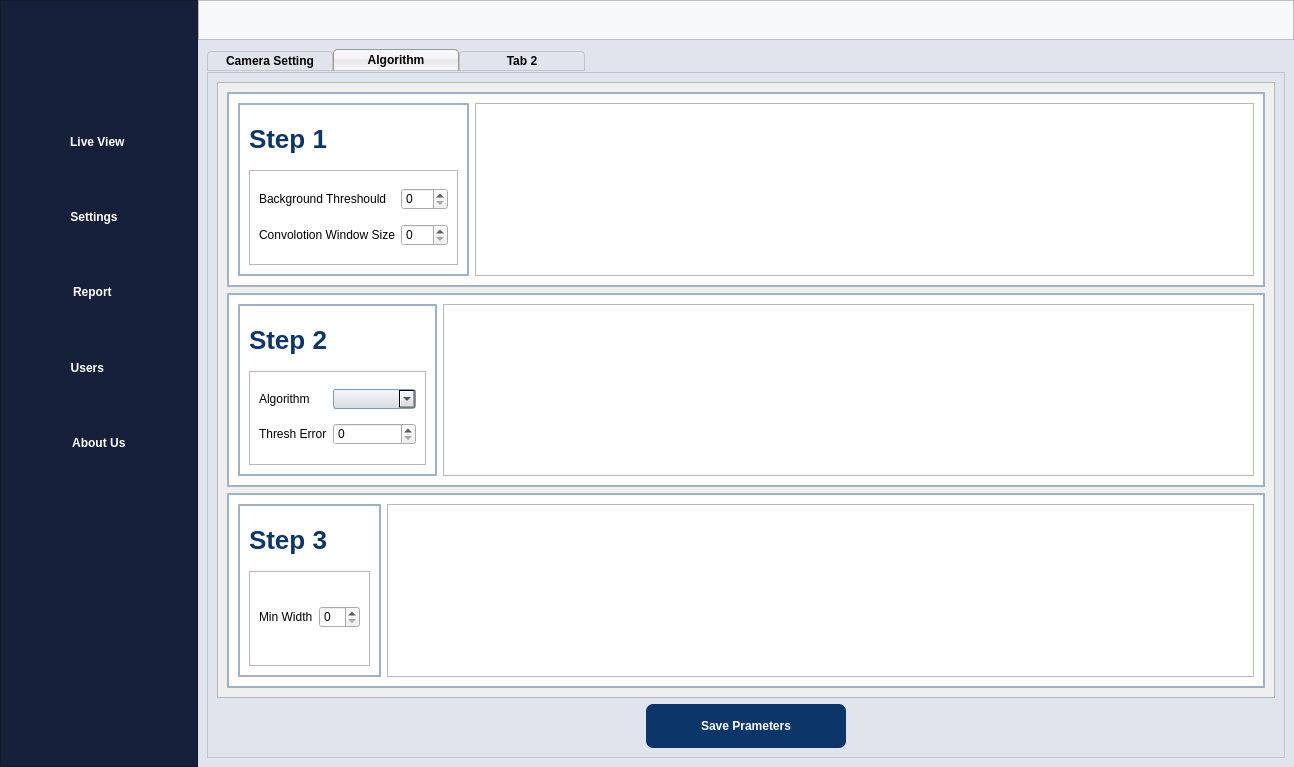
Above: UIFiles/main_UI.ui from DORSA-co/MSC_Conveyor before the change. Below: the same form after it.
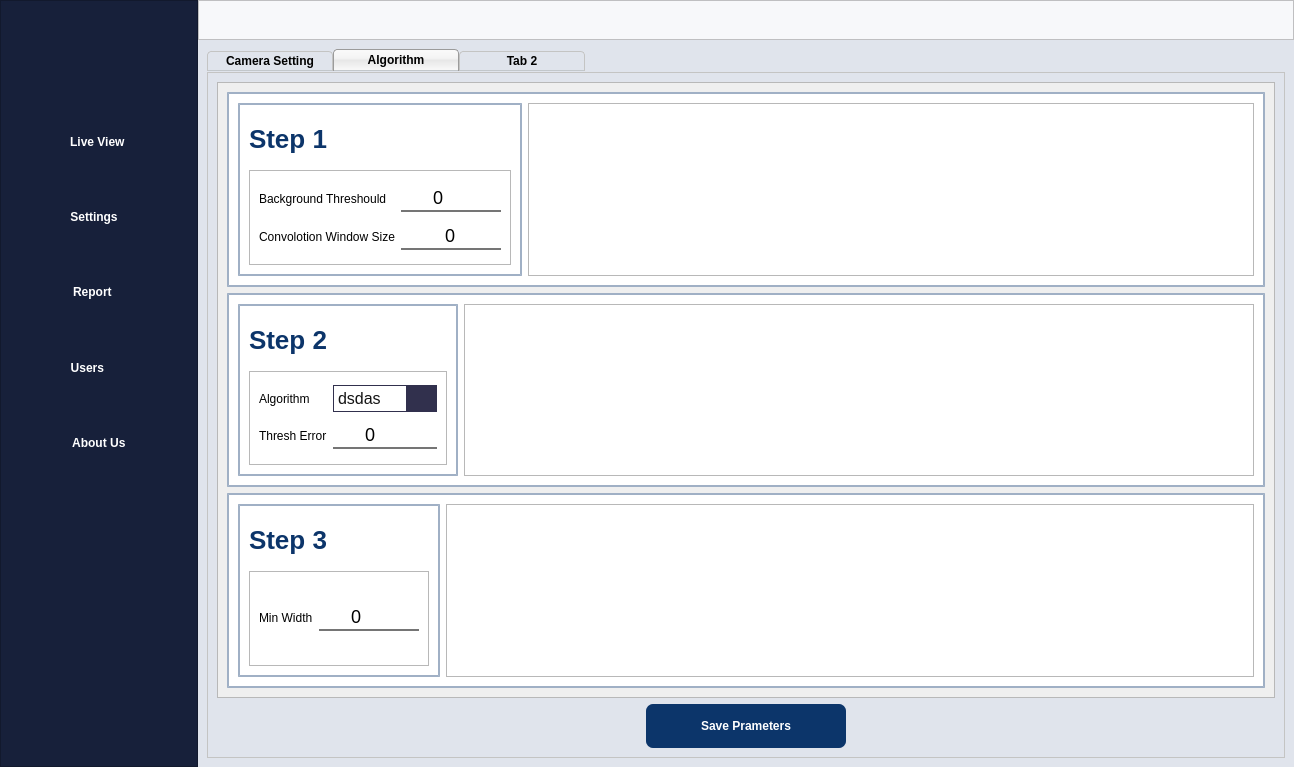
That is the form after the change. Icons and pictures are not drawn.

What changed in the file:
```diff
--- a/UIFiles/main_UI.ui
+++ b/UIFiles/main_UI.ui
@@ -14,8 +14,83 @@
    <string>MainWindow</string>
   </property>
   <widget class="QWidget" name="StyleSheet">
+   <property name="enabled">
+    <bool>true</bool>
+   </property>
    <property name="styleSheet">
-    <string notr="true">QTabWidget{
+    <string notr="true">QSpinBox, QDoubleSpinBox  
+{
+	border-bottom: 2px solid rgba(20, 20, 20, 150);
+	border-radius: None;
+	font-size: 18px;
+	min-height: 25px;
+	min-width: 70px;
+}
+
+QSpinBox:disabled ,
+QDoubleSpinBox:disabled 
+{
+	border: 2px solid rgba(182, 187, 196, 100);
+	color: rgba(182, 187, 196, 255);
+}
+
+QSpinBox::up-arrow, QDoubleSpinBox::up-arrow
+{   
+	image: url(:/general_icons/icons/general_icons/plus_icon_black.png);
+	width: 16px;
+	height: 16px;
+}
+
+QSpinBox::down-arrow ,  QDoubleSpinBox::down-arrow
+{   
+	image: url(:/general_icons/icons/general_icons/minus_icon_black.png);
+	width: 16px;
+	height: 16px;
+}
+
+QSpinBox::up-button
+{
+	border:none;
+    min-width:30px;
+    min-height: 29px;
+    subcontrol-origin: margin;
+    subcontrol-position: right;
+    top: 0px;
+    right: 0px;
+}
+
+QSpinBox::down-button
+{
+    min-width:30px;
+    min-height: 29px;
+    subcontrol-origin: margin;
+    subcontrol-position: left;
+    top: 0px;
+    right: 0px;
+}
+
+QSpinBox::up-button,
+QSpinBox::down-button,
+QDoubleSpinBox::up-button,
+QDoubleSpinBox::down-button   {
+	background-color: transparent;
+}
+
+QSpinBox::up-button:disabled ,
+QSpinBox::down-button:disabled ,
+QDoubleSpinBox::up-button:disabled ,
+QDoubleSpinBox::down-button:disabled    {
+    subcontrol-origin: border;
+	background-color: rgba(182, 187, 196, 100);
+}
+
+QSpinBox:focus, QDoubleSpinBox:focus{
+	background: #F0ECE5;
+}
+
+/************************************************************/
+
+QTabWidget{
     font-weight: bold;
 	border: None;
 }
@@ -48,13 +123,63 @@
     margin-top: 2px;
 }
 
-QComboBox {
-    border: 1px solid #7f9db9;
-    border-radius: 3px;
-    padding: 1px 18px 1px 3px;
-    background: qlineargradient(x1: 0, y1: 0, x2: 0, y2: 1, stop: 0 #f6f7fa, stop: 1 #dadbde);
+/************************************************************/
+
+QComboBox
+{
+	border:1px solid #31304D;
+	min-height: 25px;
+	min-width: 70px;
+	font-size: 16px;
 }
 
+QComboBox:enabled{
+	color: rgb(20, 20, 20);
+}
+
+QComboBox:disabled
+{
+	border: 2px solid rgba(182, 187, 196, 100);
+	color: rgba(182, 187, 196, 255);
+}
+
+QComboBox::down-arrow
+{   
+	image: url(:/general_icons/icons/general_icons/down_icon.png);
+	width: 30px;
+    height: 30px;
+}
+
+QComboBox::drop-down
+{
+	 background-color: #31304D;
+	 min-width: 30px;
+}
+
+QComboBox::drop-down:button{
+	width: 30px;
+}
+
+QComboBox::drop-down:disabled 
+{
+	 background-color: rgba(182, 187, 196, 100);
+	 min-width: 30px;
+}
+
+QComboBox QAbstractItemView {
+    border: none;
+	color: #202020;
+	background-color:#ffffff;
+	selection-color: rgb(12, 53, 106);
+}
+
+QComboBox QAbstractItemView::item {
+    border: none;
+	height:30px;
+}
+
+/************************************************************/
+
 #side_frame{
 	background-color: #17203A;
 }
@@ -2580,7 +2705,7 @@
                    <x>0</x>
                    <y>0</y>
                    <width>1054</width>
-                   <height>569</height>
+                   <height>580</height>
                   </rect>
                  </property>
                  <layout class="QVBoxLayout" name="verticalLayout_40">
@@ -2657,13 +2782,29 @@
                            </item>
                            <item row="0" column="1">
                             <widget class="QSpinBox" name="alghoritm_background_thresh">
+                             <property name="enabled">
+                              <bool>true</bool>
+                             </property>
+                             <property name="styleSheet">
+                              <string notr="true"/>
+                             </property>
                              <property name="maximum">
                               <number>255</number>
                              </property>
                             </widget>
                            </item>
                            <item row="1" column="1">
-                            <widget class="QSpinBox" name="alghoritm_conv_window_size"/>
+                            <widget class="QSpinBox" name="alghoritm_conv_window_size">
+                             <property name="enabled">
+                              <bool>true</bool>
+                             </property>
+                             <property name="styleSheet">
+                              <string notr="true"/>
+                             </property>
+                             <property name="alignment">
+                              <set>Qt::AlignCenter</set>
+                             </property>
+                            </widget>
                            </item>
                            <item row="0" column="0">
                             <widget class="QLabel" name="label_49">
@@ -2777,7 +2918,19 @@
                             <number>11</number>
                            </property>
                            <item row="0" column="1">
-                            <widget class="QComboBox" name="anomaly_alghorithm_combo"/>
+                            <widget class="QComboBox" name="anomaly_alghorithm_combo">
+                             <property name="enabled">
+                              <bool>true</bool>
+                             </property>
+                             <property name="styleSheet">
+                              <string notr="true"/>
+                             </property>
+                             <item>
+                              <property name="text">
+                               <string>dsdas</string>
+                              </property>
+                             </item>
+                            </widget>
                            </item>
                            <item row="0" column="0">
                             <layout class="QGridLayout" name="gridLayout_11">
@@ -2902,7 +3055,11 @@
                             <number>11</number>
                            </property>
                            <item row="0" column="1">
-                            <widget class="QSpinBox" name="defect_extractor_min_width"/>
+                            <widget class="QSpinBox" name="defect_extractor_min_width">
+                             <property name="styleSheet">
+                              <string notr="true"/>
+                             </property>
+                            </widget>
                            </item>
                            <item row="0" column="0">
                             <widget class="QLabel" name="label_72">
```
Left out of the diff: 10 changed lines with no effect on the pictures.
